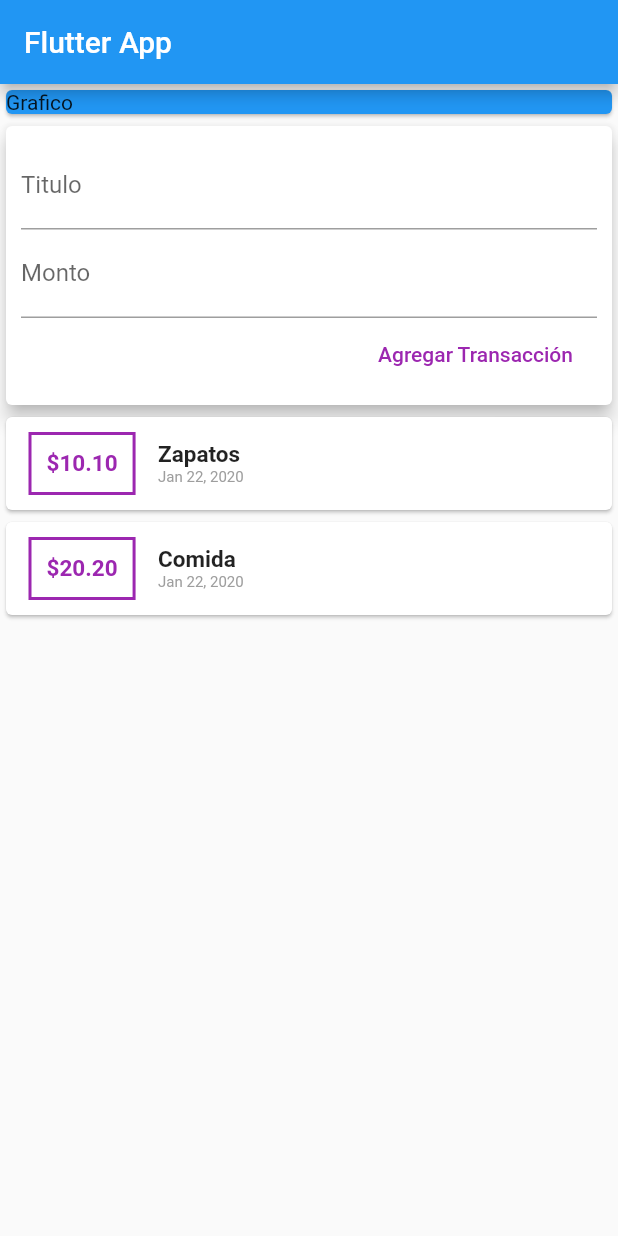
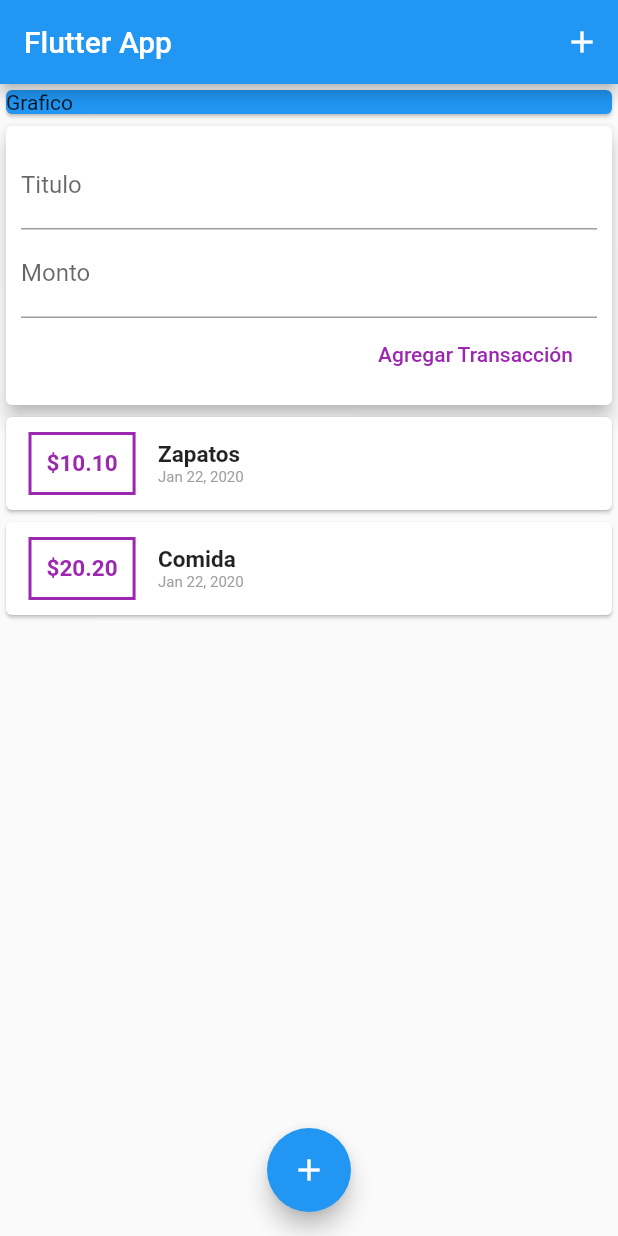
Before and after one commit to Alex9790/PersonalExpenses, a Flutter app: the screen it shows after launch, on a phone screen of 412 x 824 dp. Run offline on Flutter 3.47's test engine with Material 2 defaults, Android fonts, the phone set to English and light mode, and no system bars.

Commit message:
27. Se agrega un boton en el Appbar y un Foating Button, con la finalidad de que al ser presionados aparezca una ventana emergente donde se mostrara el formulario de nuevos Gastos

```diff
--- a/lib/main.dart
+++ b/lib/main.dart
@@ -1,5 +1,6 @@
 import 'package:flutter/material.dart';
 
+import './widgets/new_transaction.dart';
 import './widgets/user_transaction.dart';
 
 void main() => runApp(MyApp());
@@ -16,15 +17,28 @@ class MyApp extends StatelessWidget {
 
 class MyHomePage extends StatelessWidget {
 
+  /*void startAddNewTransaction(BuildContext ctx){
+    //funcion para mostrar modal (ventana emergente) que muestre el widget "NewTransaction"
+    showModalBottomSheet(context: ctx, builder: (BuildContext context) {
+      return NewTransaction(nuevaTransaccion);
+    });
+  }*/
+
   @override
   Widget build(BuildContext context) {
     return Scaffold(
       //barra superior con titulo y opciones
       appBar: AppBar(
         title: Text('Flutter App'),
+        actions: <Widget>[
+          IconButton(
+            icon: Icon(Icons.add),
+            onPressed: () {},
+          ),
+        ],
       ),
       body: SingleChildScrollView(
-              child: Column(
+        child: Column(
           //mainAxisAlignment: MainAxisAlignment.start, //se comenta por q es la opcion por defecto
           crossAxisAlignment: CrossAxisAlignment.stretch,
           children: <Widget>[
@@ -42,6 +56,11 @@ class MyHomePage extends StatelessWidget {
           ],
         ),
       ),
+      floatingActionButtonLocation: FloatingActionButtonLocation.centerFloat,
+      floatingActionButton: FloatingActionButton(
+        child: Icon(Icons.add),
+        onPressed: () {},
+      ),
     );
   }
 }
```
